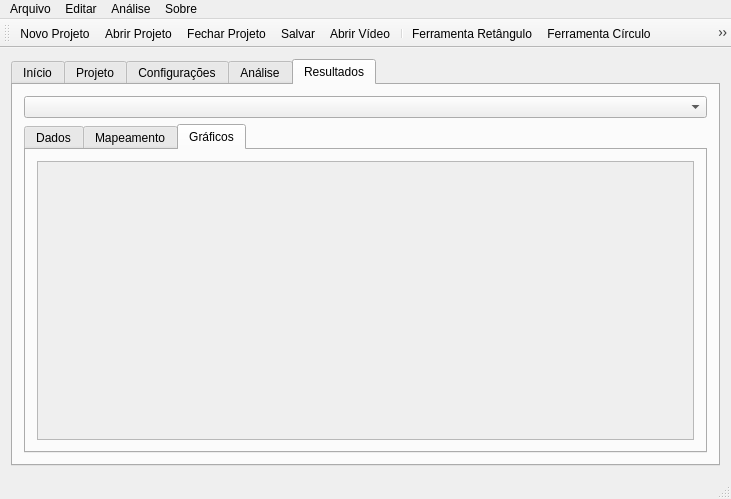
This is mainwindow.ui in HansenK/LABehave as Qt 5 draws it before an edit. The edited form follows.
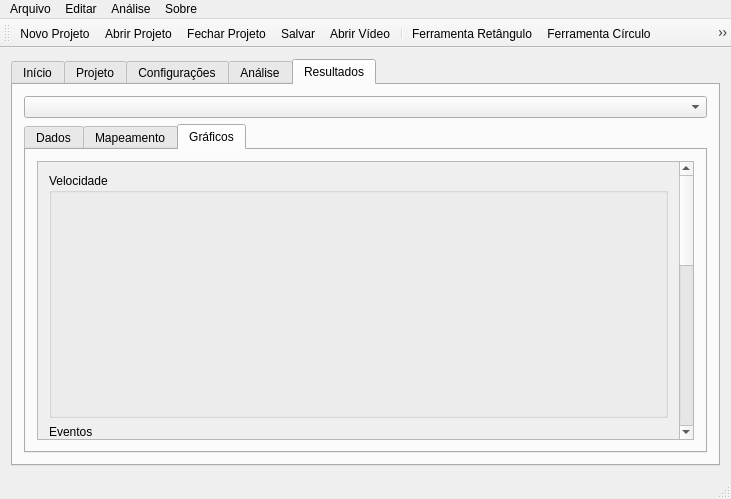
This is the edited form. The open tabs and pages were chosen to show the change. Icons and pictures are not drawn. Custom widgets are drawn as their Qt base class.

```diff
--- a/mainwindow.ui
+++ b/mainwindow.ui
@@ -1242,17 +1242,68 @@
                <property name="geometry">
                 <rect>
                  <x>0</x>
-                 <y>0</y>
-                 <width>663</width>
-                 <height>290</height>
+                 <y>-439</y>
+                 <width>646</width>
+                 <height>729</height>
                 </rect>
                </property>
                <layout class="QVBoxLayout" name="verticalLayout_26">
                 <item>
-                 <widget class="QCustomPlot" name="graphVel" native="true"/>
+                 <widget class="QGroupBox" name="groupBox_6">
+                  <property name="title">
+                   <string>Velocidade</string>
+                  </property>
+                  <layout class="QVBoxLayout" name="verticalLayout_27">
+                   <item>
+                    <widget class="QCustomPlot" name="graphVel" native="true">
+                     <property name="minimumSize">
+                      <size>
+                       <width>0</width>
+                       <height>200</height>
+                      </size>
+                     </property>
+                    </widget>
+                   </item>
+                  </layout>
+                 </widget>
                 </item>
                 <item>
-                 <widget class="QCustomPlot" name="graphEvents" native="true"/>
+                 <widget class="QGroupBox" name="groupBox_8">
+                  <property name="title">
+                   <string>Eventos</string>
+                  </property>
+                  <layout class="QVBoxLayout" name="verticalLayout_28">
+                   <item>
+                    <widget class="QCustomPlot" name="graphEvents" native="true">
+                     <property name="minimumSize">
+                      <size>
+                       <width>0</width>
+                       <height>200</height>
+                      </size>
+                     </property>
+                    </widget>
+                   </item>
+                   <item>
+                    <widget class="QGroupBox" name="groupBox_9">
+                     <property name="title">
+                      <string>Zonas</string>
+                     </property>
+                     <layout class="QVBoxLayout" name="verticalLayout_29">
+                      <item>
+                       <widget class="QCustomPlot" name="graphZonePermTime" native="true">
+                        <property name="minimumSize">
+                         <size>
+                          <width>0</width>
+                          <height>200</height>
+                         </size>
+                        </property>
+                       </widget>
+                      </item>
+                     </layout>
+                    </widget>
+                   </item>
+                  </layout>
+                 </widget>
                 </item>
                </layout>
               </widget>
```
Left out of the diff: 4 changed lines with no effect on the pictures.
